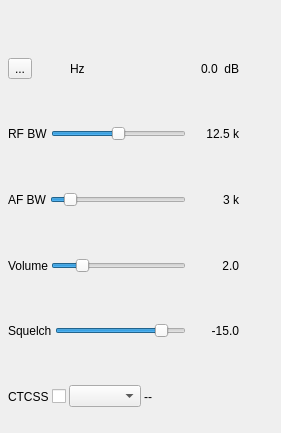
First picture: the form in plugins/channel/nfm/nfmdemodgui.ui, repository f4exb/sdrangel, before the edit.
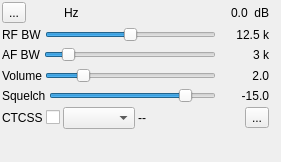
Second picture: the form after the edit. Icons and pictures are not drawn. Custom widgets are drawn as their Qt base class.

Commit message: Mute option for NFM channel

The edit to the form file:
```diff
--- a/plugins/channel/nfm/nfmdemodgui.ui
+++ b/plugins/channel/nfm/nfmdemodgui.ui
@@ -7,7 +7,7 @@
     <x>0</x>
     <y>0</y>
     <width>281</width>
-    <height>433</height>
+    <height>162</height>
    </rect>
   </property>
   <property name="windowTitle">
@@ -16,10 +16,10 @@
   <widget class="QWidget" name="settingsContainer" native="true">
    <property name="geometry">
     <rect>
-     <x>6</x>
-     <y>35</y>
-     <width>235</width>
-     <height>395</height>
+     <x>0</x>
+     <y>0</y>
+     <width>271</width>
+     <height>131</height>
     </rect>
    </property>
    <property name="windowTitle">
@@ -383,6 +383,24 @@
         </property>
        </spacer>
       </item>
+      <item>
+       <widget class="QToolButton" name="audioMute">
+        <property name="toolTip">
+         <string>Mute/Unmute audio</string>
+        </property>
+        <property name="text">
+         <string>...</string>
+        </property>
+        <property name="icon">
+         <iconset resource="../../../sdrbase/resources/res.qrc">
+          <normaloff>:/sound_on.png</normaloff>
+          <normalon>:/sound_off.png</normalon>:/sound_on.png</iconset>
+        </property>
+        <property name="checkable">
+         <bool>true</bool>
+        </property>
+       </widget>
+      </item>
      </layout>
     </item>
    </layout>
```
The commit also changes 5 other files.
